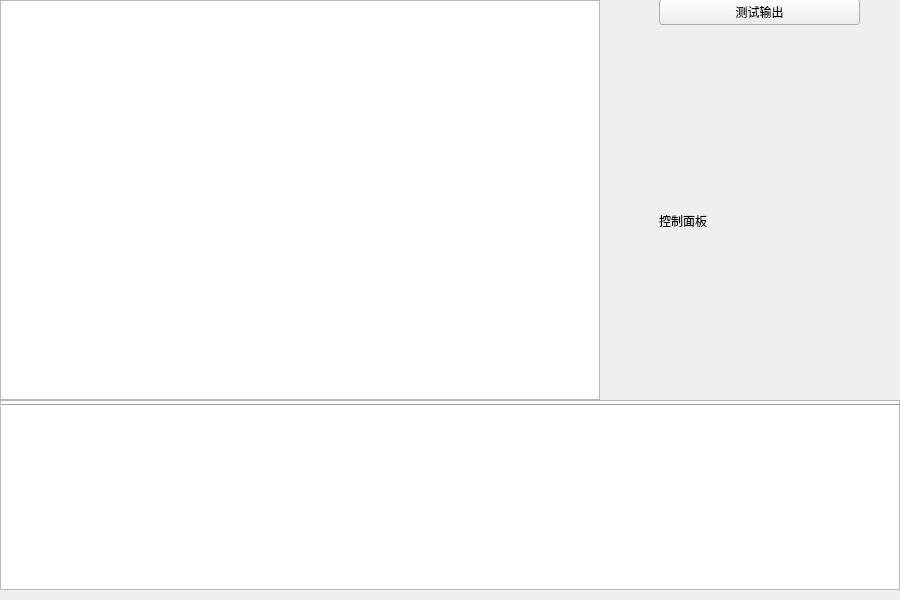
Above: src/form/centralwidget.ui from jackfiled/auto_bus before the change. Below: the same form after it.
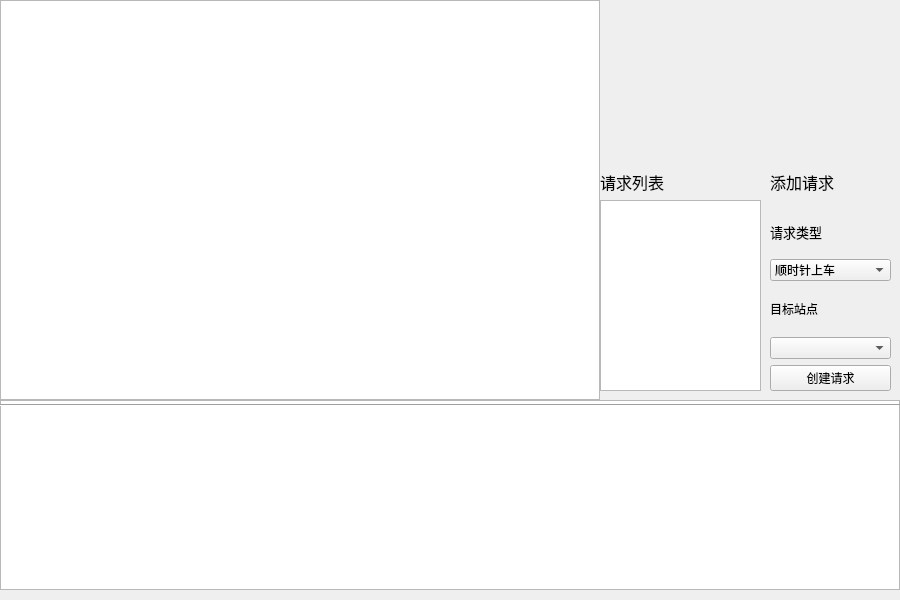
That is the form after the change.

Commit message: 完善了请求列表的相关槽函数

Patch:
```diff
--- a/src/form/centralwidget.ui
+++ b/src/form/centralwidget.ui
@@ -29,32 +29,6 @@
     </rect>
    </property>
   </widget>
-  <widget class="QWidget" name="verticalLayoutWidget">
-   <property name="geometry">
-    <rect>
-     <x>659</x>
-     <y>-1</y>
-     <width>201</width>
-     <height>411</height>
-    </rect>
-   </property>
-   <layout class="QVBoxLayout" name="verticalLayout">
-    <item>
-     <widget class="QPushButton" name="test_button">
-      <property name="text">
-       <string>测试输出</string>
-      </property>
-     </widget>
-    </item>
-    <item>
-     <widget class="QLabel" name="label">
-      <property name="text">
-       <string>控制面板</string>
-      </property>
-     </widget>
-    </item>
-   </layout>
-  </widget>
   <widget class="QTextEdit" name="text_output">
    <property name="geometry">
     <rect>
@@ -78,6 +52,105 @@
     <enum>Qt::Horizontal</enum>
    </property>
   </widget>
+  <widget class="QWidget" name="layoutWidget">
+   <property name="geometry">
+    <rect>
+     <x>770</x>
+     <y>160</y>
+     <width>121</width>
+     <height>231</height>
+    </rect>
+   </property>
+   <layout class="QVBoxLayout" name="verticalLayout">
+    <item>
+     <widget class="QLabel" name="label_2">
+      <property name="font">
+       <font>
+        <pointsize>12</pointsize>
+       </font>
+      </property>
+      <property name="text">
+       <string>添加请求</string>
+      </property>
+     </widget>
+    </item>
+    <item>
+     <widget class="QLabel" name="label_3">
+      <property name="font">
+       <font>
+        <pointsize>10</pointsize>
+       </font>
+      </property>
+      <property name="text">
+       <string>请求类型</string>
+      </property>
+     </widget>
+    </item>
+    <item>
+     <widget class="QComboBox" name="query_type_combo">
+      <item>
+       <property name="text">
+        <string>顺时针上车</string>
+       </property>
+      </item>
+      <item>
+       <property name="text">
+        <string>逆时针上车</string>
+       </property>
+      </item>
+      <item>
+       <property name="text">
+        <string>下车</string>
+       </property>
+      </item>
+     </widget>
+    </item>
+    <item>
+     <widget class="QLabel" name="label_4">
+      <property name="text">
+       <string>目标站点</string>
+      </property>
+     </widget>
+    </item>
+    <item>
+     <widget class="QComboBox" name="query_node_combo"/>
+    </item>
+    <item>
+     <widget class="QPushButton" name="create_query_button">
+      <property name="text">
+       <string>创建请求</string>
+      </property>
+     </widget>
+    </item>
+   </layout>
+  </widget>
+  <widget class="QWidget" name="layoutWidget">
+   <property name="geometry">
+    <rect>
+     <x>600</x>
+     <y>170</y>
+     <width>161</width>
+     <height>221</height>
+    </rect>
+   </property>
+   <layout class="QVBoxLayout" name="verticalLayout_2">
+    <item>
+     <widget class="QLabel" name="label">
+      <property name="font">
+       <font>
+        <pointsize>12</pointsize>
+       </font>
+      </property>
+      <property name="text">
+       <string>请求列表</string>
+      </property>
+     </widget>
+    </item>
+    <item>
+     <widget class="QListWidget" name="query_list"/>
+    </item>
+   </layout>
+  </widget>
  </widget>
  <resources/>
  <connections/>
```
The commit also changes 3 other files.
